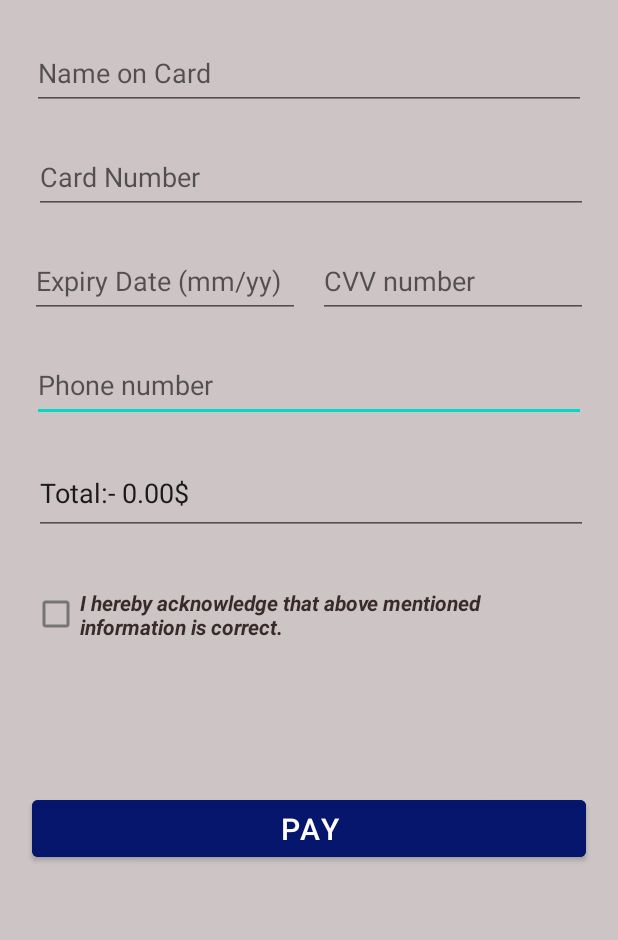
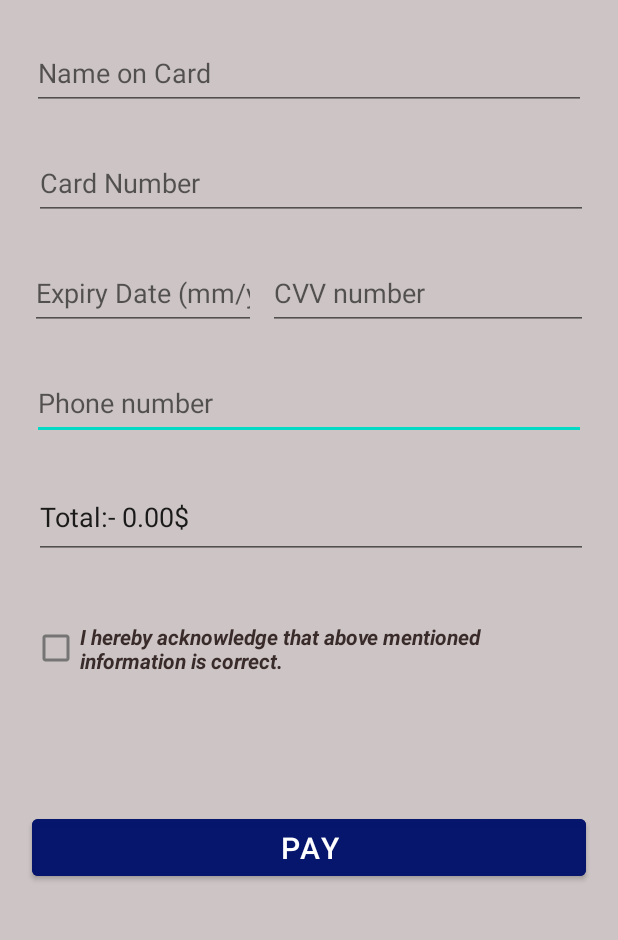
Before and after one commit to IT21227486/ExploreLanka_MAD, an Android app: the layout activity_card_payment.xml on its own in the app's theme, with its tools: preview values and no code run, on a phone screen of 412 x 824 dp, the part 212-1152 px from its top. Run offline under Robolectric (Android 15) with nearby library versions, the phone set to English and light mode, and no system bars; Roboto replaces fonts that are not available here.

```diff
--- a/app/src/main/AndroidManifest.xml
+++ b/app/src/main/AndroidManifest.xml
@@ -6,7 +6,7 @@
         android:allowBackup="true"
         android:dataExtractionRules="@xml/data_extraction_rules"
         android:fullBackupContent="@xml/backup_rules"
-        android:icon="@mipmap/ic_launcher"
+        android:icon="@drawable/explorelanka_logo"
         android:label="@string/app_name"
         android:roundIcon="@mipmap/ic_launcher_round"
         android:supportsRtl="true"
--- a/app/src/main/java/com/example/payment_for_explorelanka/FetchPaymentData.kt
+++ b/app/src/main/java/com/example/payment_for_explorelanka/FetchPaymentData.kt
@@ -57,7 +57,7 @@ class FetchPaymentData : AppCompatActivity() {
                         override fun onItemClick(position: Int) {
                             val intent = Intent(this@FetchPaymentData, PaymentDetails::class.java)
                             //put extra
-                            intent.putExtra("cusID", payList[position].Customerid)
+                            intent.putExtra("cusId", payList[position].Customerid)
                             intent.putExtra("cusName", payList[position].CustomerName)
                             intent.putExtra("cusNo", payList[position].CustomerNum)
                             intent.putExtra("pay_Type", payList[position].payType)
--- a/app/src/main/res/layout/activity_card_payment.xml
+++ b/app/src/main/res/layout/activity_card_payment.xml
@@ -62,7 +62,7 @@
         android:layout_width="369dp"
         android:layout_height="49dp"
         android:layout_marginStart="20dp"
-        android:layout_marginTop="20dp"
+        android:layout_marginTop="24dp"
         android:layout_marginEnd="20dp"
         android:ems="10"
         android:hint="Phone number"
@@ -73,9 +73,9 @@
 
     <EditText
         android:id="@+id/cardCvvNum_text"
-        android:layout_width="180dp"
+        android:layout_width="0dp"
         android:layout_height="49dp"
-        android:layout_marginTop="20dp"
+        android:layout_marginTop="24dp"
         android:layout_marginEnd="20dp"
         android:ems="10"
         android:hint="CVV number"
@@ -85,13 +85,15 @@
 
     <EditText
         android:id="@+id/cardexpDate_text"
-        android:layout_width="180dp"
+        android:layout_width="0dp"
         android:layout_height="49dp"
         android:layout_marginStart="20dp"
-        android:layout_marginTop="20dp"
+        android:layout_marginTop="24dp"
+        android:layout_marginEnd="8dp"
         android:ems="10"
         android:hint="Expiry Date (mm/yy)"
         android:inputType="date"
+        app:layout_constraintEnd_toStartOf="@+id/cardCvvNum_text"
         app:layout_constraintStart_toStartOf="parent"
         app:layout_constraintTop_toBottomOf="@+id/cardNumber_text" />
 
@@ -100,7 +102,7 @@
         android:layout_width="369dp"
         android:layout_height="49dp"
         android:layout_marginStart="22dp"
-        android:layout_marginTop="20dp"
+        android:layout_marginTop="24dp"
         android:layout_marginEnd="20dp"
         android:ems="10"
         android:hint="Card Number"
@@ -157,7 +159,7 @@
         android:layout_width="369dp"
         android:layout_height="55dp"
         android:layout_marginStart="20dp"
-        android:layout_marginTop="25dp"
+        android:layout_marginTop="32dp"
         android:layout_marginEnd="20dp"
         android:text="@string/checkBoc_codition"
         android:textColor="@color/textColor"
@@ -171,7 +173,7 @@
         android:layout_width="0dp"
         android:layout_height="50dp"
         android:layout_marginStart="21dp"
-        android:layout_marginTop="30dp"
+        android:layout_marginTop="32dp"
         android:layout_marginEnd="21dp"
         android:layout_marginBottom="45dp"
         android:backgroundTint="@color/btnColor"
@@ -187,7 +189,7 @@
         android:layout_width="369dp"
         android:layout_height="55dp"
         android:layout_marginStart="22dp"
-        android:layout_marginTop="20dp"
+        android:layout_marginTop="24dp"
         android:layout_marginEnd="20dp"
         android:ems="10"
         android:inputType="textPersonName"
--- a/app/src/main/res/values/strings.xml
+++ b/app/src/main/res/values/strings.xml
@@ -1,5 +1,5 @@
 <resources>
-    <string name="app_name">Payment_for_ExploreLanka</string>
+    <string name="app_name">Explore Lanka</string>
 
     <string name="payment_method">Payment Method</string>
     <string name="paymentMethod_backBtnDescription">Go to the previous/back page.</string>
--- a/app/src/main/res/values/themes.xml
+++ b/app/src/main/res/values/themes.xml
@@ -1,6 +1,6 @@
 <resources xmlns:tools="http://schemas.android.com/tools">
     <!-- Base application theme. -->
-    <style name="Theme.Payment_for_ExploreLanka" parent="Theme.MaterialComponents.DayNight.DarkActionBar">
+    <style name="Theme.Payment_for_ExploreLanka" parent="Theme.MaterialComponents.DayNight.NoActionBar">
         <!-- Primary brand color. -->
         <item name="colorPrimary">@color/purple_500</item>
         <item name="colorPrimaryVariant">@color/purple_700</item>
```
Also changed, not shown: app/src/main/java/com/example/payment_for_explorelanka/BookingCompletedActivity.kt (+9 -0 lines), app/src/main/java/com/example/payment_for_explorelanka/CardPaymentActivity.kt (+13 -0 lines), app/src/main/java/com/example/payment_for_explorelanka/InvestPageActivity.kt (+45 -9 lines), app/src/main/java/com/example/payment_for_explorelanka/MainActivity.kt (+15 -1 lines), app/src/main/java/com/example/payment_for_explorelanka/PaypalActivity.kt (+10 -1 lines), app/src/main/res/layout/activity_invest_page.xml (+8 -6 lines), app/src/main/res/layout/activity_main.xml (+4 -6 lines), app/src/main/res/layout/activity_market_place.xml (+4 -4 lines), app/src/main/res/layout/activity_medicine_market.xml (+3 -6 lines), app/src/main/res/layout/activity_sea_food_market.xml (+11 -9 lines), app/src/main/res/layout/activity_spices_market.xml (+13 -11 lines), app/src/main/res/layout/activity_textile_market.xml (+8 -6 lines).
